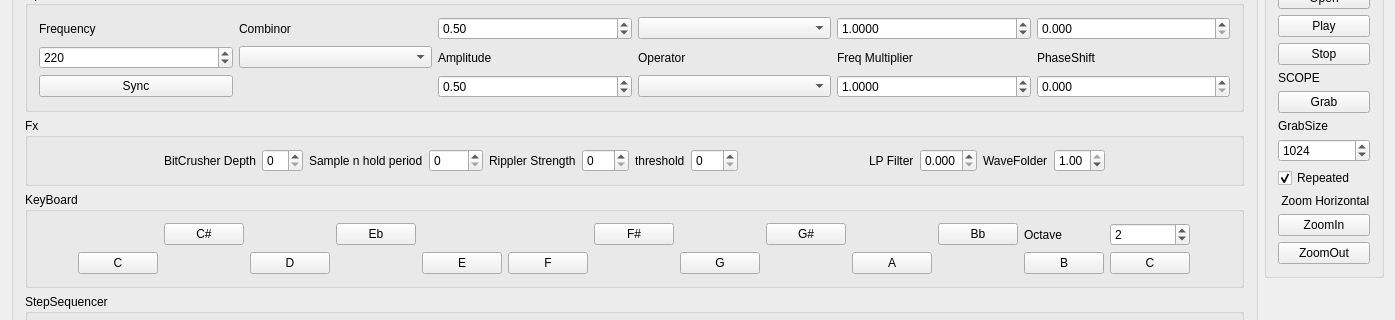
Old version of the form Synth7/mainwindow.ui in the repository djeemie2000/SynthPlayground; both pictures show x 0 to 1395 and y 161 to 481 of the 1395 by 672 pixel window.
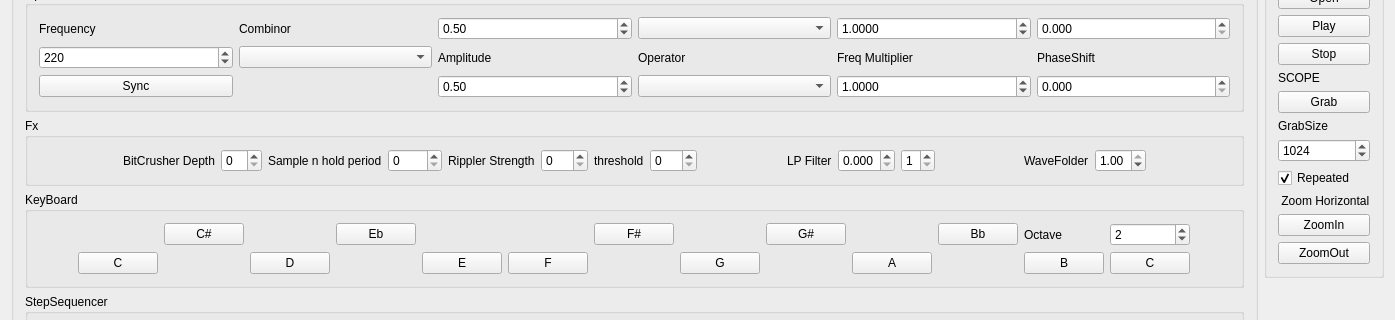
New version of the form.

Commit message: Multi stage one pole LP filter (not working)

```diff
--- a/Synth7/mainwindow.ui
+++ b/Synth7/mainwindow.ui
@@ -342,6 +342,32 @@
             </property>
            </widget>
           </item>
+          <item>
+           <widget class="QSpinBox" name="spinBox_LPFilterStages">
+            <property name="minimum">
+             <number>1</number>
+            </property>
+            <property name="maximum">
+             <number>8</number>
+            </property>
+            <property name="value">
+             <number>1</number>
+            </property>
+           </widget>
+          </item>
+          <item>
+           <spacer name="horizontalSpacer_2">
+            <property name="orientation">
+             <enum>Qt::Horizontal</enum>
+            </property>
+            <property name="sizeHint" stdset="0">
+             <size>
+              <width>40</width>
+              <height>20</height>
+             </size>
+            </property>
+           </spacer>
+          </item>
           <item>
            <widget class="QLabel" name="label_15">
             <property name="text">
```
The commit also changes 5 other files.
